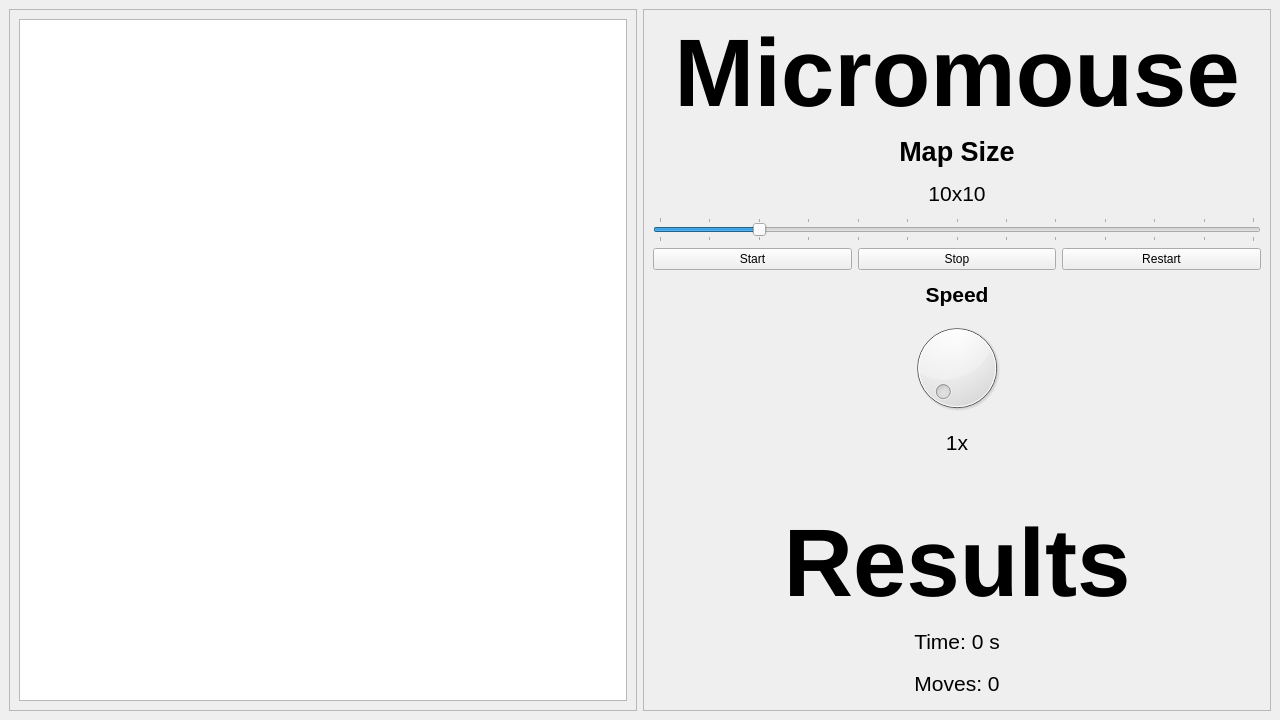
Above: MS_Micromouse/mainwindow.ui from Meowzeeeee/Micromouse before the change. Below: the same form after it.
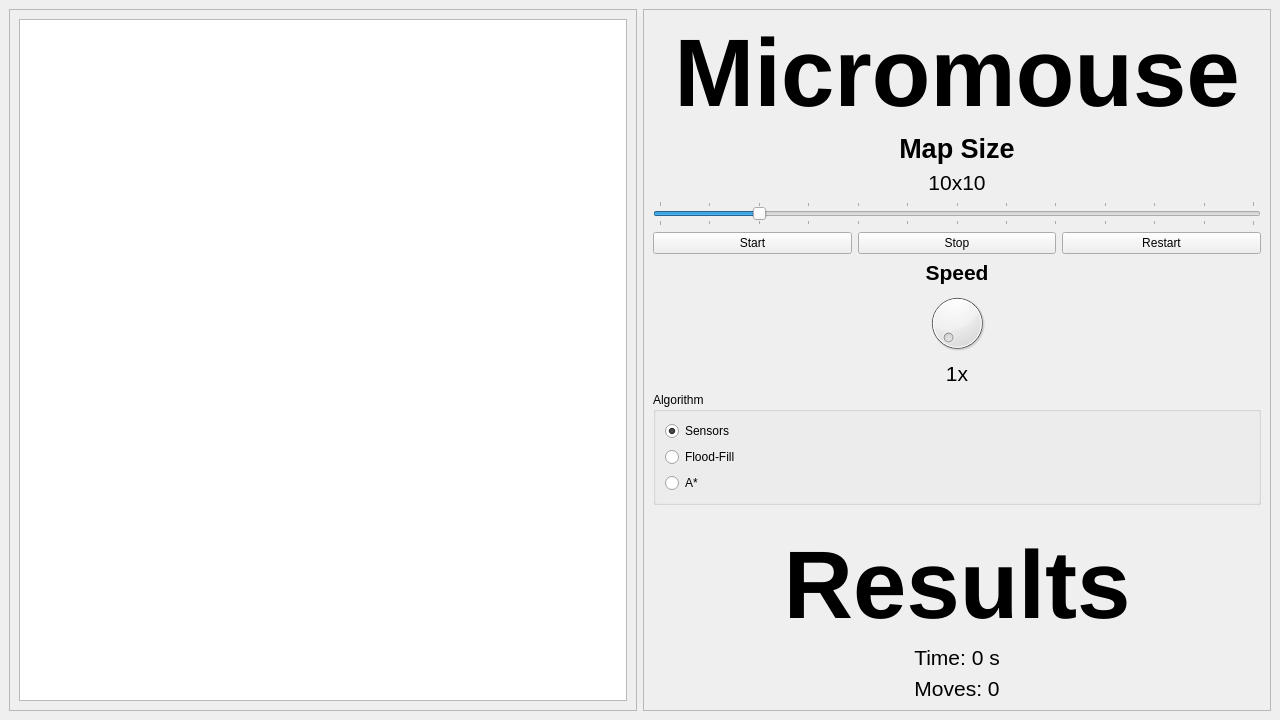
That is the form after the change.

What changed in the file:
```diff
--- a/MS_Micromouse/mainwindow.ui
+++ b/MS_Micromouse/mainwindow.ui
@@ -211,8 +211,40 @@
          </property>
         </widget>
        </item>
-
-       <!-- Etykieta z animowanym GIF-em (spinner), domyślnie niewidoczna -->
+       <!-- GroupBox with radio buttons for algorithm selection -->
+       <item>
+        <widget class="QGroupBox" name="algoGroupBox">
+         <property name="title">
+          <string>Algorithm</string>
+         </property>
+         <layout class="QVBoxLayout" name="verticalLayoutAlgo">
+          <item>
+           <widget class="QRadioButton" name="rbSensors">
+            <property name="text">
+             <string>Sensors</string>
+            </property>
+            <property name="checked">
+             <bool>true</bool>
+            </property>
+           </widget>
+          </item>
+          <item>
+           <widget class="QRadioButton" name="rbFloodFill">
+            <property name="text">
+             <string>Flood-Fill</string>
+            </property>
+           </widget>
+          </item>
+          <item>
+           <widget class="QRadioButton" name="rbAStar">
+            <property name="text">
+             <string>A*</string>
+            </property>
+           </widget>
+          </item>
+         </layout>
+        </widget>
+       </item>
        <item>
         <widget class="QLabel" name="loadingLabel">
          <property name="visible">
```
Left out of the diff: 30 changed lines with no effect on the pictures.
